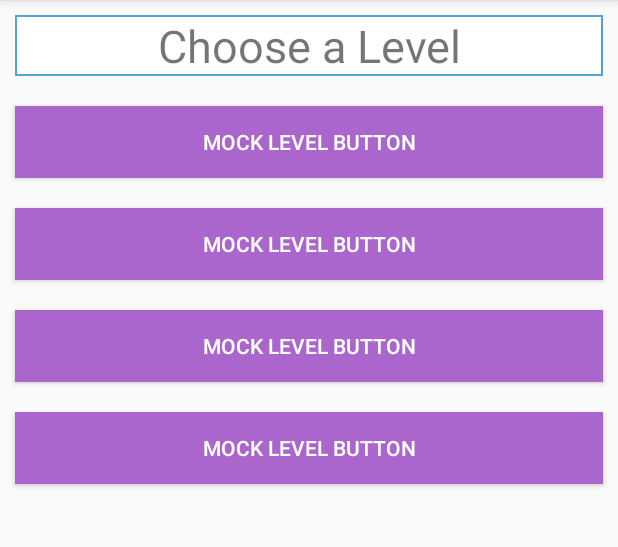
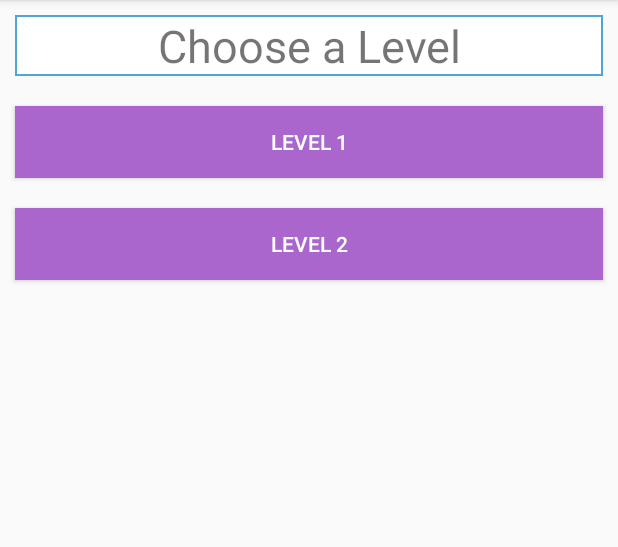
Before and after one commit to thitgorn/DarkStory, an Android app: the ChooseLevelActivity screen opened directly, with no data from a screen before it, on a phone screen of 412 x 824 dp, the part 84-631 px from its top. Run offline under Robolectric (Android 15) with nearby library versions, the phone set to English and light mode, and no system bars.

Commit message:
choose question is now avaliable

```diff
--- a/app/src/main/res/layout/activity_choose_level.xml
+++ b/app/src/main/res/layout/activity_choose_level.xml
@@ -22,7 +22,8 @@
         android:layout_margin="10dp"
         android:background="@android:color/holo_purple"
         android:padding="10dp"
-        android:text="Mock Level Button"
+        android:text="Level 1"
+        android:onClick="onLevelButtonClicked"
         android:textColor="@android:color/background_light" />
 
     <Button
@@ -31,23 +32,26 @@
         android:layout_margin="10dp"
         android:background="@android:color/holo_purple"
         android:padding="10dp"
-        android:text="Mock Level Button"
+        android:text="Level 2"
+        android:onClick="onLevelButtonClicked"
         android:textColor="@android:color/background_light" />
-    <Button
-        android:layout_width="match_parent"
-        android:layout_height="wrap_content"
-        android:layout_margin="10dp"
-        android:background="@android:color/holo_purple"
-        android:padding="10dp"
-        android:text="Mock Level Button"
-        android:textColor="@android:color/background_light" />
-    <Button
-        android:layout_width="match_parent"
-        android:layout_height="wrap_content"
-        android:layout_margin="10dp"
-        android:background="@android:color/holo_purple"
-        android:padding="10dp"
-        android:text="Mock Level Button"
-        android:textColor="@android:color/background_light" />
+    <!--<Button-->
+        <!--android:layout_width="match_parent"-->
+        <!--android:layout_height="wrap_content"-->
+        <!--android:layout_margin="10dp"-->
+        <!--android:background="@android:color/holo_purple"-->
+        <!--android:padding="10dp"-->
+        <!--android:text="Level 3"-->
+        <!--android:onClick="onLevelButtonClicked"-->
+        <!--android:textColor="@android:color/background_light" />-->
+    <!--<Button-->
+        <!--android:layout_width="match_parent"-->
+        <!--android:layout_height="wrap_content"-->
+        <!--android:layout_margin="10dp"-->
+        <!--android:background="@android:color/holo_purple"-->
+        <!--android:padding="10dp"-->
+        <!--android:text="Level 4"-->
+        <!--android:onClick="onLevelButtonClicked"-->
+        <!--android:textColor="@android:color/background_light" />-->
 
 </LinearLayout>
--- a/app/src/main/res/layout/activity_question.xml
+++ b/app/src/main/res/layout/activity_question.xml
@@ -51,8 +51,9 @@
             android:layout_height="wrap_content"
             android:layout_weight="1"
             android:ems="10"
+            android:hint="Answer"
             android:inputType="textPersonName"
-            android:text="Answer" />
+            android:text="" />
 
         <Button
             android:id="@+id/enter"
```
Also changed, not shown: app/src/main/java/com/example/thitiwat/darkstory/model/entities/Question.kt (+7 -1 lines), app/src/main/java/com/example/thitiwat/darkstory/view/ChooseLevelActivity.kt (+8 -1 lines), app/src/main/java/com/example/thitiwat/darkstory/view/QuestionActivity.kt (+14 -3 lines).
